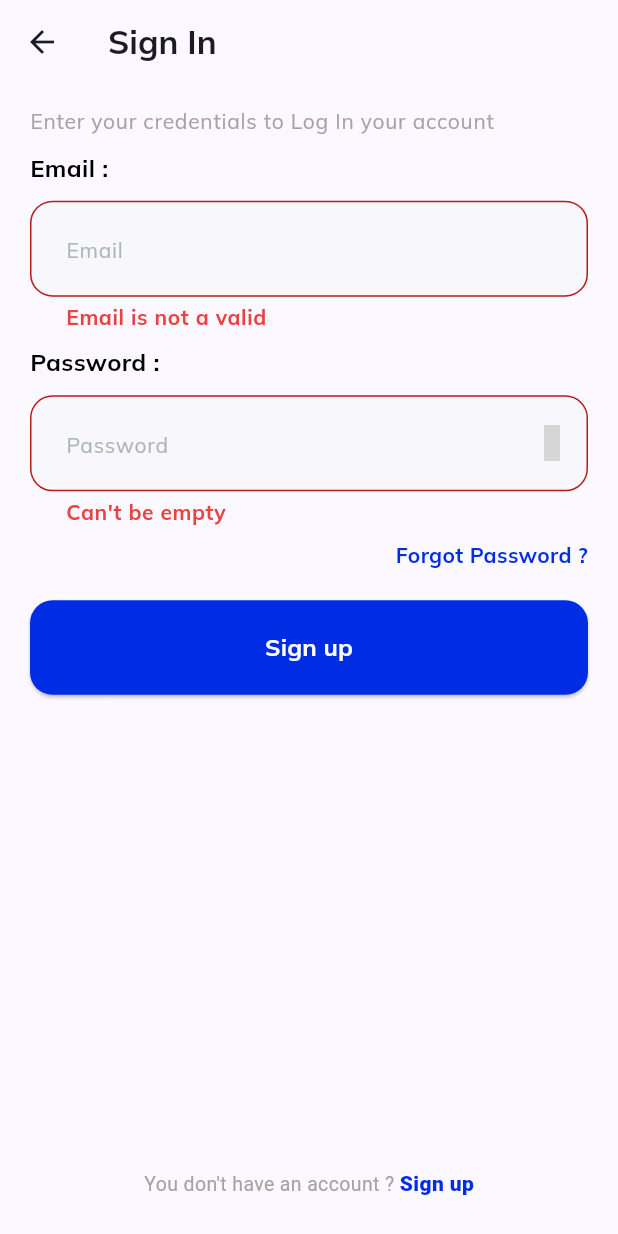
After one commit to LaithMahdi/Chateo, a Flutter app: the LoginScreen screen opened by its route, after a tap on "Sign up", on a phone screen of 412 x 824 dp. The commit adds this screen. Run offline on Flutter 3.47's test engine with Material 2 defaults, Android fonts, the phone set to English and light mode, and no system bars; our stand-ins replace eva_icons_flutter, flutter_svg, get, shared_preferences; accounts and stored records are empty; grey boxes are pictures that could not be loaded.

Commit message:
work with sign up screen

```diff
--- a/lib/main.dart
+++ b/lib/main.dart
@@ -1,9 +1,9 @@
 import 'package:flutter/material.dart';
 import 'package:get/get.dart';
-import 'src/core/constant/app_color.dart';
 import 'src/core/constant/app_size.dart';
 import 'src/core/constant/app_string.dart';
 import 'src/core/service/cache_service.dart';
+import 'src/core/theme/initial_theme.dart';
 import 'src/router/pages.dart';
 
 void main() async {
@@ -22,11 +22,7 @@ class MyApp extends StatelessWidget {
     return GetMaterialApp(
       title: AppString.appName,
       debugShowCheckedModeBanner: false,
-      theme: ThemeData(
-        fontFamily: "Mulish",
-        colorScheme: ColorScheme.fromSeed(seedColor: AppColor.primary),
-        useMaterial3: true,
-      ),
+      theme: initialTheme,
       getPages: pages,
     );
   }
--- a/lib/src/core/constant/app_color.dart
+++ b/lib/src/core/constant/app_color.dart
@@ -4,6 +4,10 @@ class AppColor {
   AppColor._();
   static const Color primary = Color(0xff002DE3);
   static const Color white = Colors.white;
+  static const Color whiteNeutral = Color(0xffF7F7FC);
   static const Color black = Colors.black;
-  static const Color orange = Color(0xffFFA934);
+  static const Color orange = Color(0xffFDCF41);
+  static const Color neutralDisabled = Color(0xffADB5BD);
+  static const Color red = Color(0xffE94242);
+  static const Color neutralWeak = Color(0xffA4A4A4);
 }
--- a/lib/src/core/constant/app_route.dart
+++ b/lib/src/core/constant/app_route.dart
@@ -2,4 +2,5 @@ class AppRoute {
   static const String splash = "/";
   static const String onboarding = "/onboarding";
   static const String login = "/login";
+  static const String signup = "/sign-up";
 }
--- /dev/null
+++ b/lib/src/core/function/valid_input.dart
@@ -0,0 +1,21 @@
+import 'package:get/get.dart';
+
+validInput(String val, int min, int max, String type) {
+  if (type == "email") {
+    if (!GetUtils.isEmail(val)) {
+      return "Email is not a valid";
+    }
+  }
+
+  if (val.isEmpty) {
+    return "Can't be empty";
+  }
+
+  if (val.length < min) {
+    return "must be less than";
+  }
+
+  if (val.length > max) {
+    return "must be greater than";
+  }
+}
--- /dev/null
+++ b/lib/src/core/theme/initial_theme.dart
@@ -0,0 +1,8 @@
+import 'package:flutter/material.dart';
+import '../constant/app_color.dart';
+
+ThemeData initialTheme = ThemeData(
+  fontFamily: "Mulish",
+  colorScheme: ColorScheme.fromSeed(seedColor: AppColor.primary),
+  useMaterial3: true,
+);
--- a/lib/src/router/pages.dart
+++ b/lib/src/router/pages.dart
@@ -2,6 +2,7 @@ import 'package:get/get.dart';
 import '../core/constant/app_route.dart';
 import '../core/middleware/initial_middleware.dart';
 import '../view/screens/auth/login/login_screen.dart';
+import '../view/screens/auth/sign up/sign_up_screen.dart';
 import '../view/screens/onboarding/onboarding_screen.dart';
 import '../view/screens/splash/splash_screen.dart';
 
@@ -12,4 +13,5 @@ List<GetPage<dynamic>>? pages = [
       page: () => const OnboardingScreen(),
       middlewares: [InitialMiddleware()]),
   GetPage(name: AppRoute.login, page: () => const LoginScreen()),
+  GetPage(name: AppRoute.signup, page: () => const SignUpScreen()),
 ];
--- /dev/null
+++ b/lib/src/view/screens/auth/login/login_controller.dart
@@ -0,0 +1,52 @@
+import 'package:flutter/material.dart';
+import 'package:get/get.dart';
+
+abstract class LoginController extends GetxController {
+  void login();
+  void forgotPassword();
+  void goToSignUp();
+}
+
+class LoginControllerImpl extends LoginController {
+  final GlobalKey<FormState> _formKey = GlobalKey<FormState>();
+  bool _isObscure = true;
+  late TextEditingController _email;
+  late TextEditingController _password;
+
+  // Getter
+  bool get obscure => _isObscure;
+  GlobalKey<FormState> get formKey => _formKey;
+  TextEditingController get email => _email;
+  TextEditingController get password => _password;
+
+  @override
+  void onInit() {
+    _email = TextEditingController();
+    _password = TextEditingController();
+    super.onInit();
+  }
+
+  void updateObscure() {
+    _isObscure = _isObscure ? false : true;
+    update();
+  }
+
+  @override
+  void login() {
+    if (_formKey.currentState!.validate()) {
+      print("success");
+    } else {
+      print("error");
+    }
+  }
+
+  @override
+  void forgotPassword() {
+    // TODO: implement forgotPassword
+  }
+
+  @override
+  void goToSignUp() {
+    // TODO: implement goToSingUp
+  }
+}
--- a/lib/src/view/screens/auth/login/login_screen.dart
+++ b/lib/src/view/screens/auth/login/login_screen.dart
@@ -1,10 +1,20 @@
 import 'package:flutter/material.dart';
+import 'package:get/get.dart';
+import 'login_controller.dart';
+import 'widgets/Login_view_body.dart';
 
 class LoginScreen extends StatelessWidget {
   const LoginScreen({super.key});
 
   @override
   Widget build(BuildContext context) {
-    return const Scaffold();
+    Get.put(LoginControllerImpl());
+    return Scaffold(
+      appBar: AppBar(
+        title: const Text("Sign In",
+            style: TextStyle(fontWeight: FontWeight.bold)),
+      ),
+      body: const LoginViewBody(),
+    );
   }
 }
--- /dev/null
+++ b/lib/src/view/screens/auth/login/widgets/Login_view_body.dart
@@ -0,0 +1,72 @@
+import 'package:eva_icons_flutter/eva_icons_flutter.dart';
+import 'package:flutter/material.dart';
+import 'package:get/get.dart';
+import '../../../../../core/constant/app_color.dart';
+import '../../../../../core/function/valid_input.dart';
+import '../../../../../shared/spacer/vertical_spacer.dart';
+import '../../widgets/auth_button.dart';
+import '../../widgets/auth_text_link.dart';
+import '../../widgets/auth_title.dart';
+import '../../widgets/input.dart';
+import '../../widgets/label.dart';
+import '../login_controller.dart';
+
+class LoginViewBody extends GetView<LoginControllerImpl> {
+  const LoginViewBody({super.key});
+
+  @override
+  Widget build(BuildContext context) {
+    return Form(
+      key: controller.formKey,
+      child: Padding(
+        padding: const EdgeInsets.symmetric(vertical: 15, horizontal: 20),
+        child: Column(
+          crossAxisAlignment: CrossAxisAlignment.start,
+          children: [
+            const AuthTitle("Enter your credentials to Log In your account"),
+            const Label("Email :"),
+            Input(
+              hintText: "Email",
+              controller: controller.email,
+              keyboardType: TextInputType.emailAddress,
+              validator: (value) => validInput(value!, 6, 75, "email"),
+            ),
+            const Label("Password :"),
+            GetBuilder<LoginControllerImpl>(
+              builder: (controller) => Input(
+                hintText: "Password",
+                controller: controller.password,
+                obscure: controller.obscure,
+                suffixIcon: GestureDetector(
+                  child: Icon(
+                    controller.obscure ? EvaIcons.eyeOff : EvaIcons.eye,
+                    color: AppColor.neutralWeak,
+                  ),
+                  onTap: () => controller.updateObscure(),
+                ),
+                validator: (value) => validInput(value!, 6, 75, "password"),
+              ),
+            ),
+            const VerticalSpacer(1),
+            const Align(
+              alignment: Alignment.topRight,
+              child: Text(
+                "Forgot Password ?",
+                style: TextStyle(
+                    color: AppColor.primary,
+                    fontWeight: FontWeight.bold,
+                    fontSize: 14),
+              ),
+            ),
+            const VerticalSpacer(2),
+            AuthButton(text: "Sign up", onPressed: () => controller.login()),
+            const Spacer(),
+            AuthTextLink("You don't have an account ? ", "Sign up",
+                () => controller.goToSignUp()),
+            const VerticalSpacer(1),
+          ],
+        ),
+      ),
+    );
+  }
+}
--- /dev/null
+++ b/lib/src/view/screens/auth/sign up/sign_up_screen.dart
@@ -0,0 +1,10 @@
+import 'package:flutter/material.dart';
+
+class SignUpScreen extends StatelessWidget {
+  const SignUpScreen({super.key});
+
+  @override
+  Widget build(BuildContext context) {
+    return const Scaffold();
+  }
+}
--- /dev/null
+++ b/lib/src/view/screens/auth/widgets/auth_button.dart
@@ -0,0 +1,27 @@
+import 'package:flutter/material.dart';
+import '../../../../core/constant/app_color.dart';
+import '../../../../core/constant/app_size.dart';
+
+class AuthButton extends StatelessWidget {
+  final String text;
+  final VoidCallback onPressed;
+  const AuthButton({super.key, required this.text, required this.onPressed});
+
+  @override
+  Widget build(BuildContext context) {
+    return ElevatedButton(
+      onPressed: onPressed,
+      style: ElevatedButton.styleFrom(
+          foregroundColor: AppColor.white,
+          backgroundColor: AppColor.primary,
+          shape:
+              RoundedRectangleBorder(borderRadius: BorderRadius.circular(15)),
+          padding: const EdgeInsets.symmetric(vertical: 20, horizontal: 15),
+          minimumSize: Size(AppSize.screenWidth!, 0)),
+      child: Text(
+        text,
+        style: const TextStyle(fontSize: 16, fontWeight: FontWeight.bold),
+      ),
+    );
+  }
+}
--- /dev/null
+++ b/lib/src/view/screens/auth/widgets/auth_text_link.dart
@@ -0,0 +1,28 @@
+import 'package:flutter/gestures.dart';
+import 'package:flutter/material.dart';
+import '../../../../core/constant/app_color.dart';
+
+class AuthTextLink extends StatelessWidget {
+  final String text;
+  final String subText;
+  final VoidCallback onTap;
+  const AuthTextLink(this.text, this.subText, this.onTap, {super.key});
+
+  @override
+  Widget build(BuildContext context) {
+    return Center(
+      child: Text.rich(TextSpan(
+          text: text,
+          style: const TextStyle(fontSize: 13, color: AppColor.neutralWeak),
+          children: [
+            TextSpan(
+                text: subText,
+                style: const TextStyle(
+                    fontSize: 14,
+                    color: AppColor.primary,
+                    fontWeight: FontWeight.w900),
+                recognizer: TapGestureRecognizer()..onTap = onTap),
+          ])),
+    );
+  }
+}
--- /dev/null
+++ b/lib/src/view/screens/auth/widgets/auth_title.dart
@@ -0,0 +1,16 @@
+import 'package:flutter/material.dart';
+import '../../../../core/constant/app_color.dart';
+
+class AuthTitle extends StatelessWidget {
+  final String text;
+  const AuthTitle(this.text, {super.key});
+
+  @override
+  Widget build(BuildContext context) {
+    return Text(
+      text,
+      style: const TextStyle(
+          fontSize: 14, color: AppColor.neutralWeak, letterSpacing: 0.5),
+    );
+  }
+}
--- /dev/null
+++ b/lib/src/view/screens/auth/widgets/input.dart
@@ -0,0 +1,50 @@
+import 'package:flutter/material.dart';
+import '../../../../core/constant/app_color.dart';
+
+class Input extends StatelessWidget {
+  final String hintText;
+  final TextEditingController controller;
+  final bool? obscure;
+  final TextInputType? keyboardType;
+  final Widget? suffixIcon;
+  final String? Function(String? value)? validator;
+  const Input(
+      {super.key,
+      required this.hintText,
+      required this.controller,
+      this.obscure,
+      this.suffixIcon,
+      this.keyboardType,
+      this.validator});
+
+  @override
+  Widget build(BuildContext context) {
+    return TextFormField(
+      controller: controller,
+      keyboardType: keyboardType ?? TextInputType.text,
+      obscureText: obscure == null || obscure == false ? false : true,
+      validator: validator,
+      decoration: InputDecoration(
+        filled: true,
+        fillColor: AppColor.whiteNeutral,
+        hintText: hintText,
+        contentPadding: const EdgeInsets.all(20),
+        hintStyle:
+            const TextStyle(fontSize: 14, color: AppColor.neutralDisabled),
+        border: OutlineInputBorder(
+          borderRadius: BorderRadius.circular(15),
+          borderSide:
+              BorderSide(color: AppColor.neutralDisabled.withOpacity(0.5)),
+        ),
+        enabledBorder: OutlineInputBorder(
+          borderRadius: BorderRadius.circular(15),
+          borderSide:
+              BorderSide(color: AppColor.neutralDisabled.withOpacity(0.5)),
+        ),
+        errorStyle: const TextStyle(
+            color: AppColor.red, fontSize: 14, fontWeight: FontWeight.bold),
+        suffixIcon: suffixIcon ?? const SizedBox(),
+      ),
+    );
+  }
+}
--- /dev/null
+++ b/lib/src/view/screens/auth/widgets/label.dart
@@ -0,0 +1,21 @@
+import 'package:flutter/material.dart';
+import '../../../../core/constant/app_color.dart';
+import '../../../../core/constant/app_size.dart';
+
+class Label extends StatelessWidget {
+  final String text;
+  const Label(this.text, {super.key});
+
+  @override
+  Widget build(BuildContext context) {
+    return Container(
+      padding: EdgeInsets.symmetric(vertical: AppSize.defaultSize! * 1),
+      child: Text(text,
+          style: const TextStyle(
+            fontWeight: FontWeight.bold,
+            fontSize: 16,
+            color: AppColor.black,
+          )),
+    );
+  }
+}
--- a/pubspec.yaml
+++ b/pubspec.yaml
@@ -31,6 +31,7 @@ dependencies:
   cupertino_icons: ^1.0.2
   dartz: ^0.10.1
   dio: ^5.3.3
+  eva_icons_flutter: ^3.1.0
   flutter:
     sdk: flutter
   flutter_svg: ^2.0.9
```
Also changed, not shown: pubspec.lock.
